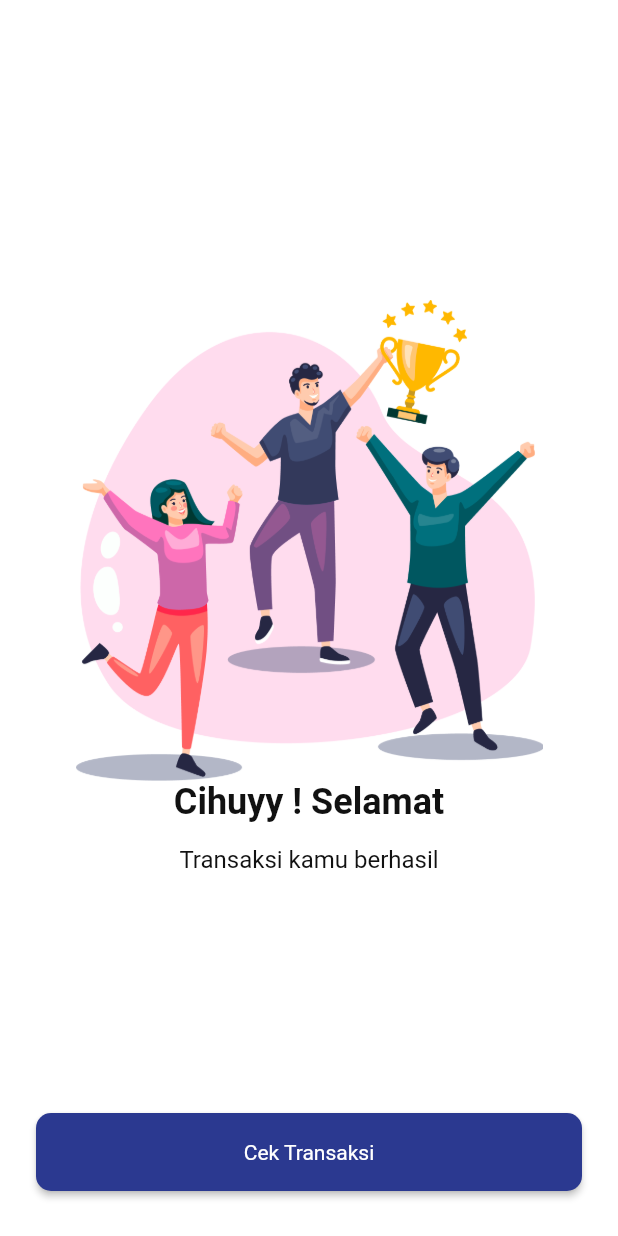
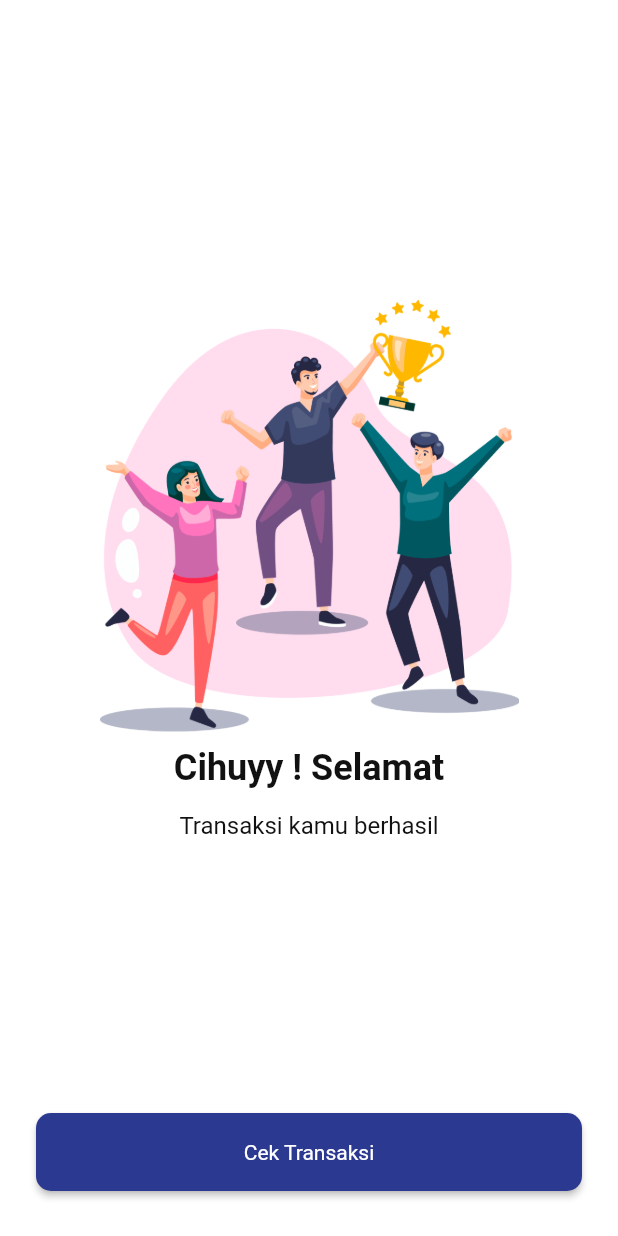
Before and after one commit to Kelompok10Capstone/Flutter_2023, a Flutter app: the IlustrationSuccess screen opened directly, on a phone screen of 412 x 824 dp. Run offline on Flutter 3.47's test engine with Material 2 defaults, Android fonts, the phone set to English and light mode, and no system bars; our stand-ins replace google_fonts, pinput, supercharged.

Commit message:
edit ilustration screen

```diff
--- a/capstone_flutter/lib/view/screen/pdam_screen/ilustration_success_screen.dart
+++ b/capstone_flutter/lib/view/screen/pdam_screen/ilustration_success_screen.dart
@@ -1,3 +1,4 @@
+import 'package:capstone_flutter/view/screen/pdam_screen/success_transaction_screen.dart';
 import 'package:flutter/material.dart';
 import 'package:google_fonts/google_fonts.dart';
 
@@ -18,8 +19,8 @@ class _IlustrationSuccessState extends State<IlustrationSuccess> {
       body: Column(
         children: [
           Padding(
-            padding:
-                const EdgeInsets.only(top: 200, bottom: 0, left: 50, right: 50),
+            padding: const EdgeInsets.only(
+                top: 200, bottom: 10, left: 66, right: 66),
             child: Image.asset(
               'assets/cihuy_selamat.png',
             ),
@@ -48,10 +49,10 @@ class _IlustrationSuccessState extends State<IlustrationSuccess> {
               ),
             ),
             onPressed: () {
-              // Navigator.push(
-              //     context,
-              //     MaterialPageRoute(
-              //         builder: (context) => const PaymentDetail()));
+              Navigator.push(
+                  context,
+                  MaterialPageRoute(
+                      builder: (context) => const SuccessTransaction()));
             },
             child: Text(
               'Cek Transaksi',
```
